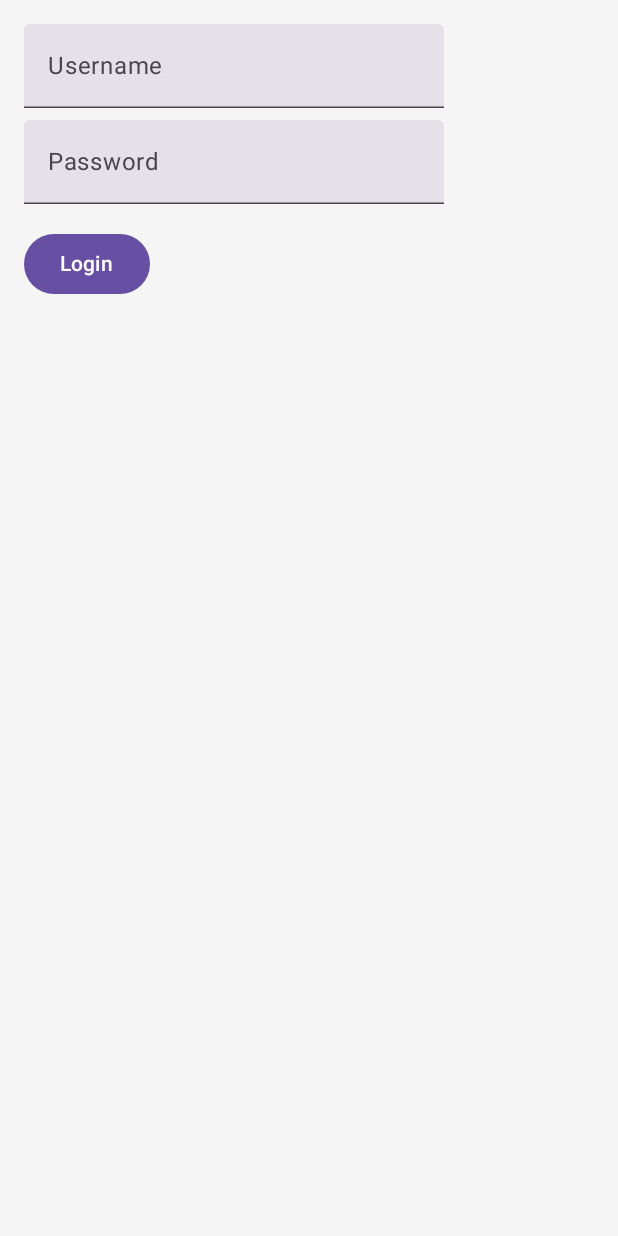
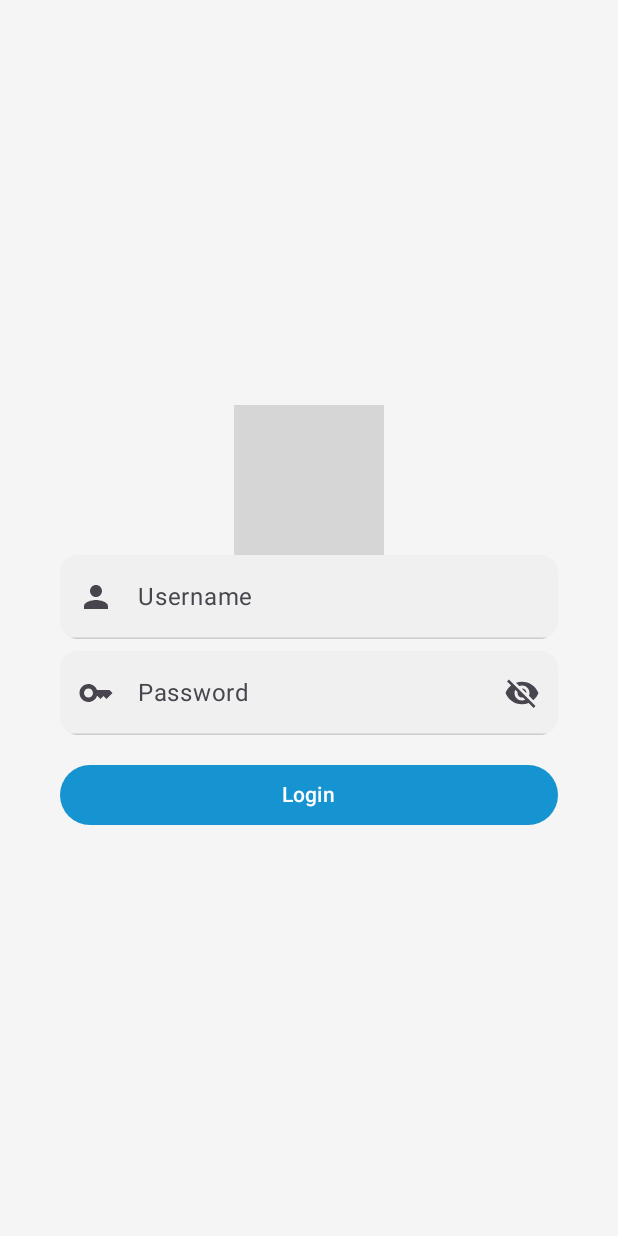
Before and after one commit to Muhless/ady-trans-jaya-kotlin, an Android app built with Jetpack Compose: the homeScreen screen opened through its navigation route, on a phone screen of 412 x 824 dp. Run offline under Robolectric (Android 15) with nearby library versions, the phone set to English and light mode, and no system bars; grey boxes are pictures that could not be loaded.

Commit message:
update login screen layout

```diff
--- a/app/src/main/java/com/adytransjaya/ui/screen/HomeScreen.kt
+++ b/app/src/main/java/com/adytransjaya/ui/screen/HomeScreen.kt
@@ -32,6 +32,7 @@ import androidx.navigation.NavController
 import com.adytransjaya.R
 import com.adytransjaya.ui.components.card.deliveryTaskCard
 import com.adytransjaya.ui.components.card.menuCard
+import com.adytransjaya.ui.theme.AppColors
 
 @Composable
 fun homeScreen(navController: NavController) {
@@ -62,7 +63,7 @@ fun homeScreen(navController: NavController) {
                     fontWeight = FontWeight.Bold,
                     fontSize = 36.sp,
                     fontFamily = FontFamily.Cursive,
-                    color = Color(0xFF1976D2),
+                    color = AppColors.BrandBlueDark,
                 )
             }
             Image(
--- a/app/src/main/java/com/adytransjaya/ui/screen/login/LoginScreen.kt
+++ b/app/src/main/java/com/adytransjaya/ui/screen/login/LoginScreen.kt
@@ -1,30 +1,55 @@
 package com.adytransjaya.ui.screen.login
 
+import androidx.compose.foundation.Image
+import androidx.compose.foundation.layout.Arrangement
 import androidx.compose.foundation.layout.Column
 import androidx.compose.foundation.layout.Spacer
+import androidx.compose.foundation.layout.fillMaxSize
+import androidx.compose.foundation.layout.fillMaxWidth
 import androidx.compose.foundation.layout.height
 import androidx.compose.foundation.layout.padding
+import androidx.compose.foundation.layout.size
+import androidx.compose.foundation.shape.RoundedCornerShape
+import androidx.compose.material.icons.Icons
+import androidx.compose.material.icons.filled.Key
+import androidx.compose.material.icons.filled.Person
+import androidx.compose.material.icons.filled.Visibility
+import androidx.compose.material.icons.filled.VisibilityOff
 import androidx.compose.material3.Button
+import androidx.compose.material3.ButtonDefaults
+import androidx.compose.material3.Icon
+import androidx.compose.material3.IconButton
 import androidx.compose.material3.Text
 import androidx.compose.material3.TextField
+import androidx.compose.material3.TextFieldDefaults
 import androidx.compose.runtime.Composable
 import androidx.compose.runtime.LaunchedEffect
+import androidx.compose.runtime.getValue
+import androidx.compose.runtime.mutableStateOf
+import androidx.compose.runtime.remember
+import androidx.compose.runtime.setValue
+import androidx.compose.ui.Alignment
 import androidx.compose.ui.Modifier
 import androidx.compose.ui.graphics.Color
-import androidx.compose.ui.platform.LocalContext
+import androidx.compose.ui.res.painterResource
+import androidx.compose.ui.text.TextStyle
 import androidx.compose.ui.text.input.PasswordVisualTransformation
+import androidx.compose.ui.text.input.VisualTransformation
 import androidx.compose.ui.unit.dp
+import androidx.compose.ui.unit.sp
 import androidx.lifecycle.viewmodel.compose.viewModel
 import androidx.navigation.NavController
+import com.adytransjaya.R
+import com.adytransjaya.ui.theme.AppColors
 
 @Composable
 fun loginScreen(
     navController: NavController,
     viewModel: LoginViewModel = viewModel(),
 ) {
-    val context = LocalContext.current
+//    val context = LocalContext.current
+    var passwordVisible by remember { mutableStateOf(false) }
 
-    // Redirect if token is set
     LaunchedEffect(viewModel.token) {
         if (viewModel.token.isNotEmpty()) {
             navController.navigate("home") {
@@ -33,28 +58,91 @@ fun loginScreen(
         }
     }
 
-    Column(modifier = Modifier.padding(16.dp)) {
+    Column(
+        modifier =
+            Modifier
+                .fillMaxSize()
+                .padding(40.dp),
+        verticalArrangement = Arrangement.Center,
+        horizontalAlignment = Alignment.CenterHorizontally,
+    ) {
+        Image(
+            painter = painterResource(id = R.drawable.logo),
+            contentDescription = "",
+            modifier = Modifier.size(100.dp),
+        )
         TextField(
             value = viewModel.username,
             onValueChange = { viewModel.username = it },
             label = { Text("Username") },
+            leadingIcon = {
+                Icon(
+                    imageVector = Icons.Default.Person,
+                    contentDescription = "User icon",
+                )
+            },
+            colors =
+                TextFieldDefaults.colors(
+                    focusedContainerColor = Color(0xFFF0F0F0),
+                    unfocusedContainerColor = Color(0xFFF0F0F0),
+                    focusedIndicatorColor = AppColors.BrandBlueDark,
+                    unfocusedIndicatorColor = Color.LightGray,
+                ),
+            shape = RoundedCornerShape(12.dp),
+            textStyle = TextStyle(fontSize = 16.sp),
+            modifier =
+                Modifier
+                    .fillMaxWidth()
+                    .padding(vertical = 0.dp),
         )
         Spacer(Modifier.height(8.dp))
         TextField(
             value = viewModel.password,
             onValueChange = { viewModel.password = it },
             label = { Text("Password") },
-            visualTransformation = PasswordVisualTransformation(),
+            visualTransformation = if (passwordVisible) VisualTransformation.None else PasswordVisualTransformation(),
+            leadingIcon = {
+                Icon(
+                    imageVector = Icons.Default.Key,
+                    contentDescription = "User icon",
+                )
+            },
+            colors =
+                TextFieldDefaults.colors(
+                    focusedContainerColor = Color(0xFFF0F0F0),
+                    unfocusedContainerColor = Color(0xFFF0F0F0),
+                    focusedIndicatorColor = AppColors.BrandBlueDark,
+                    unfocusedIndicatorColor = Color.LightGray,
+                ),
+            shape = RoundedCornerShape(12.dp),
+            textStyle = TextStyle(fontSize = 16.sp),
+            modifier =
+                Modifier
+                    .fillMaxWidth()
+                    .padding(vertical = 0.dp),
+            trailingIcon = {
+                val image =
+                    if (passwordVisible) Icons.Default.Visibility else Icons.Default.VisibilityOff
+                val description = if (passwordVisible) "Hide password" else "Show password"
+                IconButton(onClick = { passwordVisible = !passwordVisible }) {
+                    Icon(
+                        imageVector = image,
+                        contentDescription = description,
+                    )
+                }
+            },
         )
         Spacer(Modifier.height(16.dp))
         Button(
+            modifier = Modifier.fillMaxWidth(),
+            colors = ButtonDefaults.buttonColors(AppColors.BrandBlue),
             onClick = { viewModel.login() },
             enabled = !viewModel.isLoading,
         ) {
             Text("Login")
         }
         if (viewModel.message.isNotEmpty()) {
-            Text(viewModel.message, color = Color.Red)
+            Text(viewModel.message, color = AppColors.Danger)
         }
     }
 }
--- a/app/src/main/java/com/adytransjaya/ui/screen/login/LoginViewModel.kt
+++ b/app/src/main/java/com/adytransjaya/ui/screen/login/LoginViewModel.kt
@@ -23,9 +23,8 @@ class LoginViewModel : ViewModel() {
                 val response = RetrofitClient.api.login(LoginRequest(username, password))
                 if (response.isSuccessful) {
                     token = response.body()?.token ?: ""
-                    message = "Login berhasil"
                 } else {
-                    message = "Login gagal: ${response.code()}"
+                    message = "Login gagal"
                 }
             } catch (e: Exception) {
                 message = "Error: ${e.message}"
```
Also changed, not shown: app/src/main/java/com/adytransjaya/viewmodel/LoginViewModel.kt (added).
